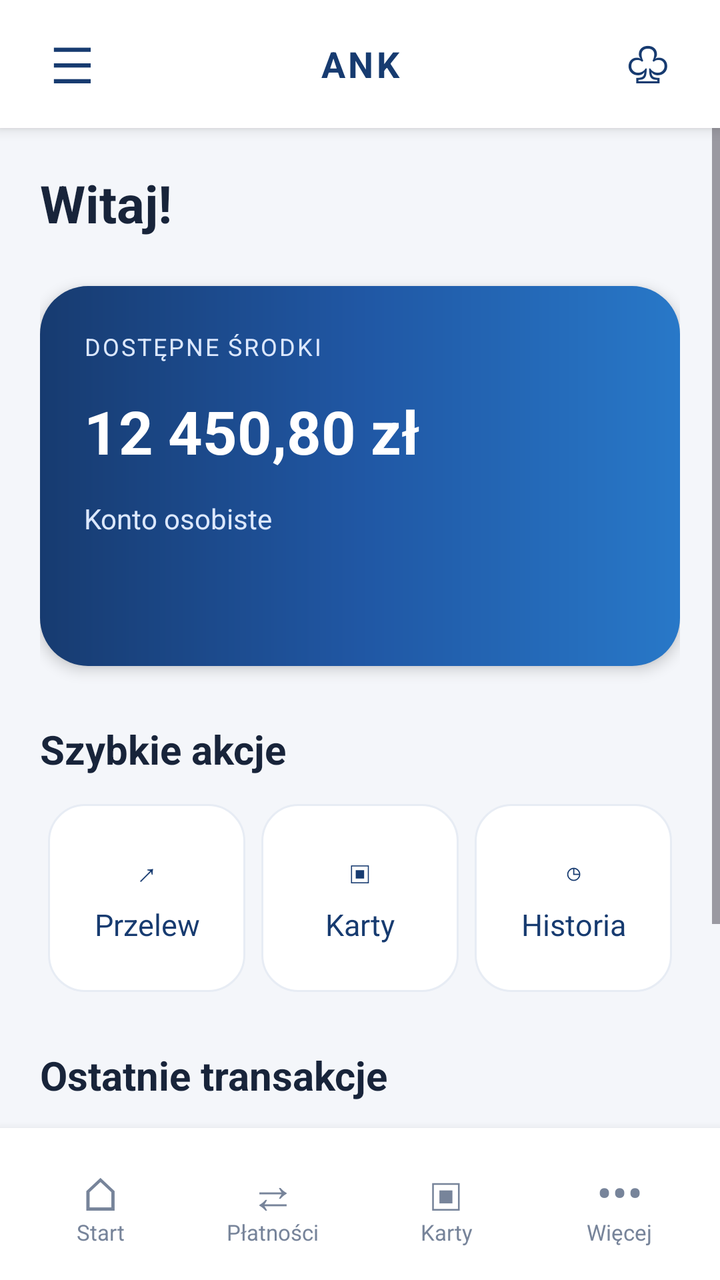
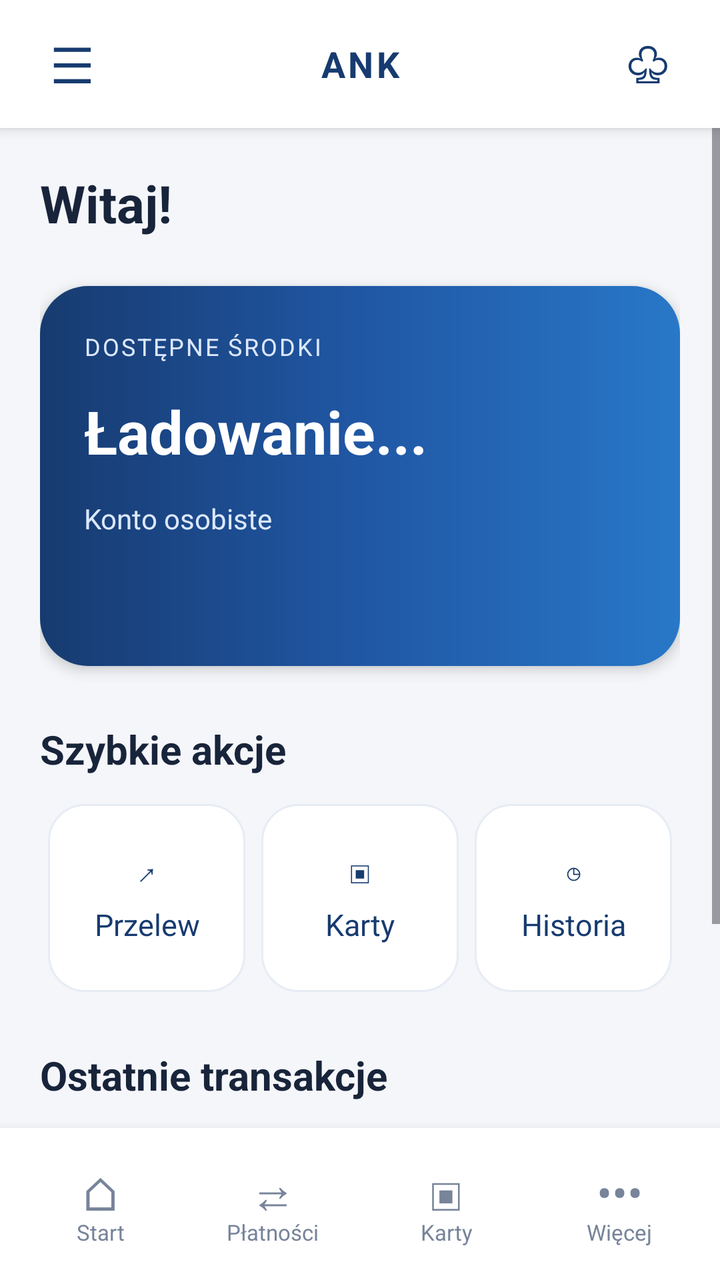

An Android layout rendered at two revisions. The XML below is the earlier revision; the diff shows what the commit changed to produce the second picture.
<!-- AndroidManifest.xml: application theme Theme.Bank3 -->
<!-- res/layout/activity_main_menu.xml -->
<?xml version="1.0" encoding="utf-8"?>
<androidx.drawerlayout.widget.DrawerLayout
    xmlns:android="http://schemas.android.com/apk/res/android"
    android:id="@+id/drawerLayout"
    android:layout_width="match_parent"
    android:layout_height="match_parent"
    android:background="#F4F6FA">

    
    <LinearLayout
        android:layout_width="match_parent"
        android:layout_height="match_parent"
        android:orientation="vertical">

        
        <LinearLayout
            android:layout_width="match_parent"
            android:layout_height="64dp"
            android:gravity="center_vertical"
            android:paddingHorizontal="12dp"
            android:background="#FFFFFF"
            android:elevation="4dp">

            <TextView
                android:id="@+id/btnProfile"
                android:layout_width="48dp"
                android:layout_height="48dp"
                android:gravity="center"
                android:text="☰"
                android:textSize="25sp"
                android:textColor="#173B70"
                android:contentDescription="Otwórz panel profilu"
                android:background="?attr/selectableItemBackgroundBorderless" />

            <TextView
                android:layout_width="0dp"
                android:layout_height="wrap_content"
                android:layout_weight="1"
                android:gravity="center"
                android:text="ANK"
                android:textColor="#173B70"
                android:textSize="18sp"
                android:textStyle="bold"
                android:letterSpacing="0.08" />

            <TextView
                android:id="@+id/btnNotifications"
                android:layout_width="48dp"
                android:layout_height="48dp"
                android:gravity="center"
                android:text="♧"
                android:textSize="25sp"
                android:textColor="#173B70"
                android:contentDescription="Powiadomienia" />

        </LinearLayout>

        
        <FrameLayout
            android:id="@+id/contentFrame"
            android:layout_width="match_parent"
            android:layout_height="0dp"
            android:layout_weight="1">

            <ScrollView
                android:id="@+id/homeScroll"
                android:layout_width="match_parent"
                android:layout_height="match_parent"
                android:fillViewport="true">

                <LinearLayout
                    android:layout_width="match_parent"
                    android:layout_height="wrap_content"
                    android:orientation="vertical"
                    android:padding="20dp">

                    <TextView
                        android:id="@+id/txtWelcome"
                        android:layout_width="match_parent"
                        android:layout_height="wrap_content"
                        android:text="Witaj!"
                        android:textColor="#18243A"
                        android:textSize="26sp"
                        android:textStyle="bold" />

                    
                    <LinearLayout
                        android:layout_width="match_parent"
                        android:layout_height="190dp"
                        android:layout_marginTop="24dp"
                        android:background="@drawable/bg_balance_card"
                        android:orientation="vertical"
                        android:padding="22dp"
                        android:elevation="4dp">

                        <TextView
                            android:layout_width="wrap_content"
                            android:layout_height="wrap_content"
                            android:text="DOSTĘPNE ŚRODKI"
                            android:textColor="#DCE8FF"
                            android:textSize="12sp"
                            android:letterSpacing="0.08" />

                        <TextView
                            android:id="@+id/txtBalance"
                            android:layout_width="match_parent"
                            android:layout_height="wrap_content"
                            android:layout_marginTop="14dp"
                            android:text="12 450,80 zł"
                            android:textColor="#FFFFFF"
                            android:textSize="30sp"
                            android:textStyle="bold" />

                        <TextView
                            android:layout_width="wrap_content"
                            android:layout_height="wrap_content"
                            android:layout_marginTop="14dp"
                            android:text="Konto osobiste"
                            android:textColor="#DCE8FF"
                            android:textSize="14sp" />

                    </LinearLayout>

                    <TextView
                        android:layout_width="match_parent"
                        android:layout_height="wrap_content"
                        android:layout_marginTop="28dp"
                        android:text="Szybkie akcje"
                        android:textColor="#18243A"
                        android:textSize="20sp"
                        android:textStyle="bold" />

                    <LinearLayout
                        android:layout_width="match_parent"
                        android:layout_height="wrap_content"
                        android:layout_marginTop="14dp"
                        android:orientation="horizontal"
                        android:weightSum="3">

                        <TextView
                            android:id="@+id/actionTransfer"
                            style="@style/QuickAction"
                            android:layout_width="0dp"
                            android:layout_weight="1"
                            android:text="↗&#10;Przelew" />

                        <TextView
                            android:id="@+id/actionCards"
                            style="@style/QuickAction"
                            android:layout_width="0dp"
                            android:layout_weight="1"
                            android:text="▣&#10;Karty" />

                        <TextView
                            android:id="@+id/actionHistory"
                            style="@style/QuickAction"
                            android:layout_width="0dp"
                            android:layout_weight="1"
                            android:text="◷&#10;Historia" />

                    </LinearLayout>

                    <TextView
                        android:layout_width="match_parent"
                        android:layout_height="wrap_content"
                        android:layout_marginTop="28dp"
                        android:text="Ostatnie transakcje"
                        android:textColor="#18243A"
                        android:textSize="20sp"
                        android:textStyle="bold" />

                    <LinearLayout
                        android:layout_width="match_parent"
                        android:layout_height="wrap_content"
                        android:layout_marginTop="14dp"
                        android:background="#FFFFFF"
                        android:orientation="vertical"
                        android:padding="14dp">

                        <TextView
                            android:layout_width="match_parent"
                            android:layout_height="wrap_content"
                            android:padding="10dp"
                            android:text="Sklep spożywczy     −42,50 zł"
                            android:textColor="#26334A"
                            android:textSize="14sp" />

                        <View
                            android:layout_width="match_parent"
                            android:layout_height="1dp"
                            android:background="#E8ECF2" />

                        <TextView
                            android:layout_width="match_parent"
                            android:layout_height="wrap_content"
                            android:padding="10dp"
                            android:text="Wynagrodzenie     +5 200,00 zł"
                            android:textColor="#16845B"
                            android:textSize="14sp" />

                    </LinearLayout>

                </LinearLayout>
            </ScrollView>
        </FrameLayout>

        
        <LinearLayout
            android:id="@+id/bottomNavigation"
            android:layout_width="match_parent"
            android:layout_height="76dp"
            android:orientation="horizontal"
            android:gravity="center"
            android:padding="7dp"
            android:background="#FFFFFF"
            android:elevation="8dp">

            <LinearLayout
                android:id="@+id/navHome"
                style="@style/BottomNavItem"
                android:layout_width="0dp"
                android:layout_weight="1">

                <TextView
                    style="@style/BottomNavIcon"
                    android:text="⌂" />

                <TextView
                    style="@style/BottomNavLabel"
                    android:text="Start" />
            </LinearLayout>

            <LinearLayout
                android:id="@+id/navPayments"
                style="@style/BottomNavItem"
                android:layout_width="0dp"
                android:layout_weight="1">

                <TextView
                    style="@style/BottomNavIcon"
                    android:text="⇄" />

                <TextView
                    style="@style/BottomNavLabel"
                    android:text="Płatności" />
            </LinearLayout>

            <LinearLayout
                android:id="@+id/navCards"
                style="@style/BottomNavItem"
                android:layout_width="0dp"
                android:layout_weight="1">

                <TextView
                    style="@style/BottomNavIcon"
                    android:text="▣" />

                <TextView
                    style="@style/BottomNavLabel"
                    android:text="Karty" />
            </LinearLayout>

            <LinearLayout
                android:id="@+id/navMore"
                style="@style/BottomNavItem"
                android:layout_width="0dp"
                android:layout_weight="1">

                <TextView
                    style="@style/BottomNavIcon"
                    android:text="•••" />

                <TextView
                    style="@style/BottomNavLabel"
                    android:text="Więcej" />
            </LinearLayout>

        </LinearLayout>
    </LinearLayout>

    
    <LinearLayout
        android:id="@+id/profileDrawer"
        android:layout_width="300dp"
        android:layout_height="match_parent"
        android:layout_gravity="start"
        android:orientation="vertical"
        android:padding="20dp"
        android:background="#FFFFFF"
        android:elevation="16dp">

        <LinearLayout
            android:layout_width="match_parent"
            android:layout_height="155dp"
            android:orientation="vertical"
            android:gravity="center_vertical"
            android:padding="18dp"
            android:background="@drawable/bg_balance_card">

            <TextView
                android:layout_width="match_parent"
                android:layout_height="wrap_content"
                android:text="NOVA BANK"
                android:textColor="#DCE8FF"
                android:textSize="13sp" />

            <TextView
                android:layout_width="match_parent"
                android:layout_height="wrap_content"
                android:layout_marginTop="8dp"
                android:text="Twój profil"
                android:textColor="#FFFFFF"
                android:textSize="25sp"
                android:textStyle="bold" />
        </LinearLayout>

        <TextView
            android:id="@+id/drawerProfile"
            style="@style/DrawerItem"
            android:text="♙   Moje dane" />

        <TextView
            android:id="@+id/drawerSettings"
            style="@style/DrawerItem"
            android:text="⚙   Ustawienia" />

        <TextView
            android:id="@+id/drawerPrivacy"
            style="@style/DrawerItem"
            android:text="♧   Bezpieczeństwo" />

        <View
            android:layout_width="match_parent"
            android:layout_height="1dp"
            android:layout_marginTop="12dp"
            android:background="#E8ECF2" />

        <TextView
            android:id="@+id/btnLogout"
            style="@style/DrawerItem"
            android:text="↪   Wyloguj się"
            android:textColor="#C23A48" />

    </LinearLayout>

</androidx.drawerlayout.widget.DrawerLayout>
<!-- resources referenced by this layout -->
<resources>
  <!-- drawable bg_balance_card (drawable) -->
  <?xml version="1.0" encoding="utf-8"?>
  <shape xmlns:android="http://schemas.android.com/apk/res/android">
      <corners android:radius="24dp" />
      <gradient
          android:angle="0"
          android:startColor="#173B70"
          android:centerColor="#2057A4"
          android:endColor="#2878C8" />
  </shape>
  <style name="BottomNavIcon">
          <item name="android:layout_width">match_parent</item>
          <item name="android:layout_height">28dp</item>
          <item name="android:gravity">center</item>
          <item name="android:textSize">23sp</item>
          <item name="android:textColor">#77849A</item>
      </style>
  <style name="BottomNavItem">
          <item name="android:orientation">vertical</item>
          <item name="android:gravity">center</item>
          <item name="android:layout_height">match_parent</item>
          <item name="android:layout_marginHorizontal" tools:targetApi="26">3dp</item>
          <item name="android:background">@drawable/bg_nav_inactive</item>
          <item name="android:clickable">true</item>
          <item name="android:focusable">true</item>
      </style>
  <style name="BottomNavLabel">
          <item name="android:layout_width">match_parent</item>
          <item name="android:layout_height">wrap_content</item>
          <item name="android:gravity">center</item>
          <item name="android:textSize">11sp</item>
          <item name="android:textColor">#77849A</item>
          <item name="android:maxLines">1</item>
      </style>
  <style name="DrawerItem">
          <item name="android:layout_width">match_parent</item>
          <item name="android:layout_height">56dp</item>
          <item name="android:gravity">center_vertical</item>
          <item name="android:textSize">16sp</item>
          <item name="android:textColor">#26334A</item>
          <item name="android:paddingStart">12dp</item>
          <item name="android:clickable">true</item>
          <item name="android:focusable">true</item>
      </style>
  <style name="Theme.Bank3" parent="Base.Theme.Bank3" />
  <!-- drawable bg_nav_inactive (drawable) -->
  <?xml version="1.0" encoding="utf-8"?>
  <shape xmlns:android="http://schemas.android.com/apk/res/android">
      <corners android:radius="18dp" />
      <solid android:color="#FFFFFF" />
  </shape>
  <!-- drawable bg_quick_action (drawable) -->
  <?xml version="1.0" encoding="utf-8"?>
  <shape xmlns:android="http://schemas.android.com/apk/res/android">
      <corners android:radius="18dp" />
      <solid android:color="#FFFFFF" />
      <stroke
          android:width="1dp"
          android:color="#E7ECF4" />
  </shape>
  <style name="Base.Theme.Bank3" parent="Theme.Material3.DayNight.NoActionBar">
          
          
      </style>
  <!-- unchanged entries left out for length: 1 -->
</resources>

<!-- the commit's change to res/layout/activity_main_menu.xml (unified diff, before → after) -->
@@ -106,7 +106,7 @@
                             android:layout_width="match_parent"
                             android:layout_height="wrap_content"
                             android:layout_marginTop="14dp"
-                            android:text="12 450,80 zł"
+                            android:text="Ładowanie..."
                             android:textColor="#FFFFFF"
                             android:textSize="30sp"
                             android:textStyle="bold" />
<!-- resource entries referenced after the edit -->
@@ -60,10 +60,30 @@
           android:width="1dp"
           android:color="#E7ECF4" />
   </shape>
-  <style name="Base.Theme.Bank3" parent="Theme.Material3.DayNight.NoActionBar">
-          
-          
+  <style name="Base.Theme.Bank3" parent="Theme.Material3.Light.NoActionBar">
+  
+          <item name="colorPrimary">@color/theme_primary</item>
+          <item name="colorOnPrimary">@color/theme_on_primary</item>
+  
+          <item name="colorSecondary">@color/theme_accent</item>
+          <item name="colorOnSecondary">@color/theme_on_primary</item>
+  
+          <item name="android:colorBackground">@color/theme_background</item>
+          <item name="colorSurface">@color/theme_surface</item>
+          <item name="colorOnSurface">@color/theme_text</item>
+  
+          <item name="android:statusBarColor">@color/theme_background</item>
+          <item name="android:navigationBarColor">@color/theme_background</item>
+  
+          <item name="android:windowLightStatusBar">true</item>
+          <item name="android:windowLightNavigationBar">true</item>
       </style>
+  <color name="theme_primary">#2457C5</color>
+  <color name="theme_on_primary">#FFFFFF</color>
+  <color name="theme_accent">#527DE8</color>
+  <color name="theme_background">#F5F7FC</color>
+  <color name="theme_surface">#FFFFFF</color>
+  <color name="theme_text">#17243A</color>
   <!-- unchanged entries left out for length: 1 -->
 </resources>
 
